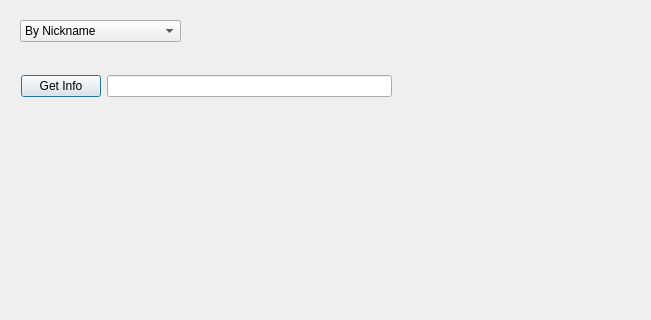
StasDzundza/Instagram-Photo-Parser-and-Image-Editor, file my_project/insta_parser.ui: the form before one commit; both pictures show x 0 to 651 and y 0 to 320 of the 1272 by 733 pixel window.
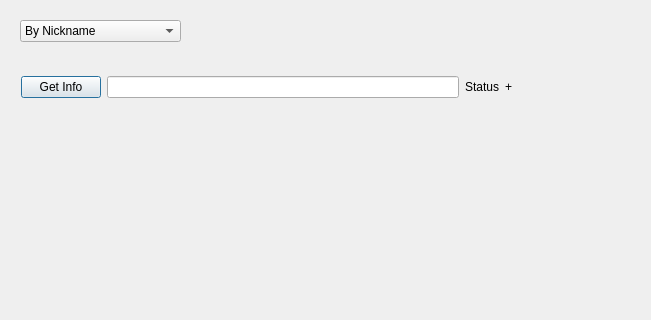
The form after the commit.

Patch:
```diff
--- a/my_project/insta_parser.ui
+++ b/my_project/insta_parser.ui
@@ -38,20 +38,38 @@
     <rect>
      <x>21</x>
      <y>71</y>
-     <width>371</width>
-     <height>30</height>
+     <width>491</width>
+     <height>32</height>
     </rect>
    </property>
-   <layout class="QHBoxLayout" name="horizontalLayout">
+   <layout class="QHBoxLayout" name="horizontalLayout_2">
     <item>
-     <widget class="QPushButton" name="get_info_button">
+     <layout class="QHBoxLayout" name="horizontalLayout">
+      <item>
+       <widget class="QPushButton" name="get_info_button">
+        <property name="text">
+         <string>Get Info</string>
+        </property>
+       </widget>
+      </item>
+      <item>
+       <widget class="QLineEdit" name="reference"/>
+      </item>
+     </layout>
+    </item>
+    <item>
+     <widget class="QLabel" name="status_line">
       <property name="text">
-       <string>Get Info</string>
+       <string>Status</string>
       </property>
      </widget>
     </item>
     <item>
-     <widget class="QLineEdit" name="lineEdit"/>
+     <widget class="QLabel" name="status">
+      <property name="text">
+       <string>+</string>
+      </property>
+     </widget>
     </item>
    </layout>
   </widget>
```
